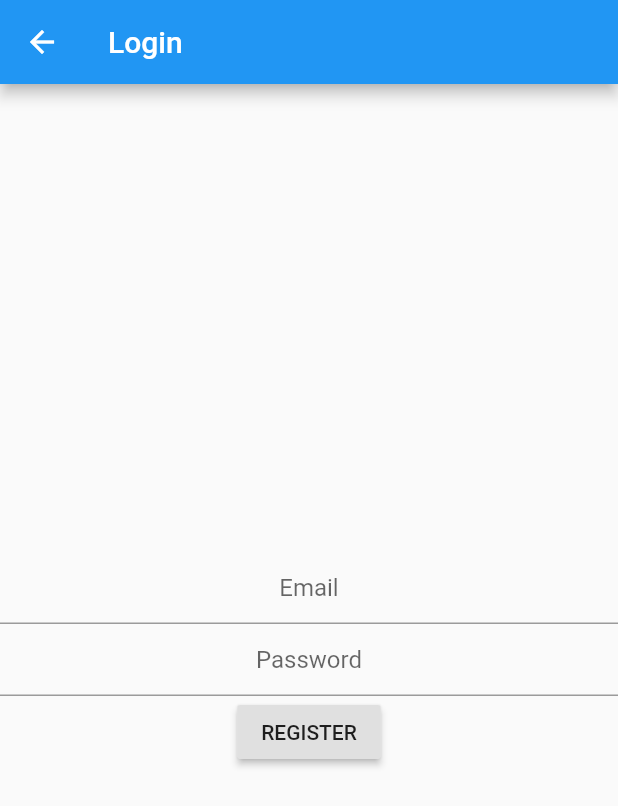
After one commit to erikstacy/Routine, a Flutter app: the screen it shows after launch, after a tap on "Login", on a phone screen of 412 x 824 dp. The commit adds this screen. Shown: the top 806 px of the screen. Run offline on Flutter 3.47's test engine with Material 2 defaults, Android fonts, the phone set to English and light mode, and no system bars; our stand-ins replace cloud_firestore, firebase_auth; accounts and stored records are empty.

Commit message:
Added basic user authentification

```diff
--- a/lib/main.dart
+++ b/lib/main.dart
@@ -1,4 +1,7 @@
 import 'package:flutter/material.dart';
+import 'package:routine/screens/login_screen.dart';
+import 'package:routine/screens/register_screen.dart';
+import 'package:routine/screens/routine_screen.dart';
 import 'package:routine/screens/welcome_screen.dart';
 
 void main() => runApp(MyApp());
@@ -10,6 +13,9 @@ class MyApp extends StatelessWidget {
       initialRoute: WelcomeScreen.id,
       routes: {
         WelcomeScreen.id: (context) => WelcomeScreen(),
+        RegisterScreen.id: (context) => RegisterScreen(),
+        LoginScreen.id: (context) => LoginScreen(),
+        RoutineScreen.id: (context) => RoutineScreen(),
       },
     );
   }
--- /dev/null
+++ b/lib/screens/login_screen.dart
@@ -0,0 +1,63 @@
+import 'package:flutter/material.dart';
+import 'package:routine/screens/routine_screen.dart';
+import 'package:routine/services/auth.dart';
+
+class LoginScreen extends StatefulWidget {
+
+  static String id = 'login_screen';
+
+  @override
+  _LoginScreenState createState() => _LoginScreenState();
+}
+
+class _LoginScreenState extends State<LoginScreen> {
+
+  AuthService _auth = AuthService();
+  String email = "";
+  String password = "";
+
+  @override
+  Widget build(BuildContext context) {
+    return Scaffold(
+      appBar: AppBar(
+        title: Text('Login'),
+      ),
+      body: Center(
+        child: Column(
+          mainAxisAlignment: MainAxisAlignment.center,
+          children: <Widget>[
+            TextField(
+              onChanged: (value) {
+                email = value;
+              },
+              keyboardType: TextInputType.emailAddress,
+              textAlign: TextAlign.center,
+              decoration: InputDecoration(
+                hintText: 'Email',
+              ),
+            ),
+            TextField(
+              obscureText: true,
+              textAlign: TextAlign.center,
+              onChanged: (value) {
+                password = value;
+              },
+              decoration: InputDecoration(
+                hintText: 'Password',
+              ),
+            ),
+            RaisedButton(
+              child: Text('REGISTER'),
+              onPressed: () async {
+                var user = await _auth.emailLogin(email, password);
+                if (user != null) {
+                  Navigator.pushReplacementNamed(context, RoutineScreen.id);
+                }
+              },
+            ),
+          ],
+        ),
+      ),
+    );
+  }
+}
--- /dev/null
+++ b/lib/screens/register_screen.dart
@@ -0,0 +1,63 @@
+import 'package:flutter/material.dart';
+import 'package:routine/screens/routine_screen.dart';
+import 'package:routine/services/auth.dart';
+
+class RegisterScreen extends StatefulWidget {
+
+  static String id = 'register_screen';
+
+  @override
+  _RegisterScreenState createState() => _RegisterScreenState();
+}
+
+class _RegisterScreenState extends State<RegisterScreen> {
+
+  AuthService _auth = AuthService();
+  String email = "";
+  String password = "";
+
+  @override
+  Widget build(BuildContext context) {
+    return Scaffold(
+      appBar: AppBar(
+        title: Text('Register'),
+      ),
+      body: Center(
+        child: Column(
+          mainAxisAlignment: MainAxisAlignment.center,
+          children: <Widget>[
+            TextField(
+              onChanged: (value) {
+                email = value;
+              },
+              keyboardType: TextInputType.emailAddress,
+              textAlign: TextAlign.center,
+              decoration: InputDecoration(
+                hintText: 'Email',
+              ),
+            ),
+            TextField(
+              obscureText: true,
+              textAlign: TextAlign.center,
+              onChanged: (value) {
+                password = value;
+              },
+              decoration: InputDecoration(
+                hintText: 'Password',
+              ),
+            ),
+            RaisedButton(
+              child: Text('REGISTER'),
+              onPressed: () async {
+                var user = await _auth.emailRegister(email, password);
+                if (user != null) {
+                  Navigator.pushReplacementNamed(context, RoutineScreen.id);
+                }
+              },
+            ),
+          ],
+        ),
+      ),
+    );
+  }
+}
--- a/lib/screens/welcome_screen.dart
+++ b/lib/screens/welcome_screen.dart
@@ -1,4 +1,8 @@
 import 'package:flutter/material.dart';
+import 'package:routine/screens/login_screen.dart';
+import 'package:routine/screens/register_screen.dart';
+import 'package:routine/screens/routine_screen.dart';
+import 'package:routine/services/auth.dart';
 
 class WelcomeScreen extends StatefulWidget {
 
@@ -9,12 +13,47 @@ class WelcomeScreen extends StatefulWidget {
 }
 
 class _WelcomeScreenState extends State<WelcomeScreen> {
+
+  AuthService _auth = AuthService();
+
+  @override
+  void initState() {
+    super.initState();
+
+    _auth.getUser.then(
+      (user) {
+        if (user != null) {
+          Navigator.pushReplacementNamed(context, RoutineScreen.id);
+        }
+      },
+    );
+  }
+
   @override
   Widget build(BuildContext context) {
     return Scaffold(
       appBar: AppBar(
         title: Text('Welcome'),
       ),
+      body: Center(
+        child: Column(
+          mainAxisAlignment: MainAxisAlignment.center,
+          children: <Widget>[
+            RaisedButton(
+              child: Text('Register'),
+              onPressed: () {
+                Navigator.pushNamed(context, RegisterScreen.id);
+              },
+            ),
+            RaisedButton(
+              child: Text('Login'),
+              onPressed: () {
+                Navigator.pushNamed(context, LoginScreen.id);
+              },
+            ),
+          ],
+        ),
+      ),
     );
   }
 }
--- /dev/null
+++ b/lib/services/auth.dart
@@ -0,0 +1,52 @@
+import 'package:firebase_auth/firebase_auth.dart';
+import 'package:cloud_firestore/cloud_firestore.dart';
+import 'dart:async';
+
+class AuthService {
+  final FirebaseAuth _auth = FirebaseAuth.instance;
+  final Firestore _db = Firestore.instance;
+
+  Future<FirebaseUser> get getUser => _auth.currentUser();
+
+  Stream<FirebaseUser> get user => _auth.onAuthStateChanged;
+
+  Future<FirebaseUser> emailRegister(String email, String password) async {
+    FirebaseUser user = await _auth.createUserWithEmailAndPassword(email: email, password: password);
+    updateUserData(user);
+    return user;
+  }
+
+  Future<FirebaseUser> emailLogin(String email, String password) async {
+    FirebaseUser user = await _auth.signInWithEmailAndPassword(email: email, password: password);
+    updateUserData(user);
+    return user;
+  }
+
+  Future<void> updateUserData(FirebaseUser user) {
+    DocumentReference userRef = _db.collection('users').document(user.uid);
+
+    return userRef.setData({
+      'uid': user.uid,
+      'email': user.email,
+      'lastActivity': DateTime.now()
+    }, merge: true);
+  }
+
+  Future<void> signOut() {
+    return _auth.signOut();
+  }
+
+}
+
+
+/*
+
+_auth.getUser.then(
+  (user) {
+    if (user != null) {
+      Navigator.pushReplacementNamed(context, TodoScreen.id);
+    }
+  },
+);
+
+*/
```
Also changed, not shown: lib/screens/routine_screen.dart (added, +34 -0 lines), pubspec.yaml (+9 -0 lines), pubspec.lock.
